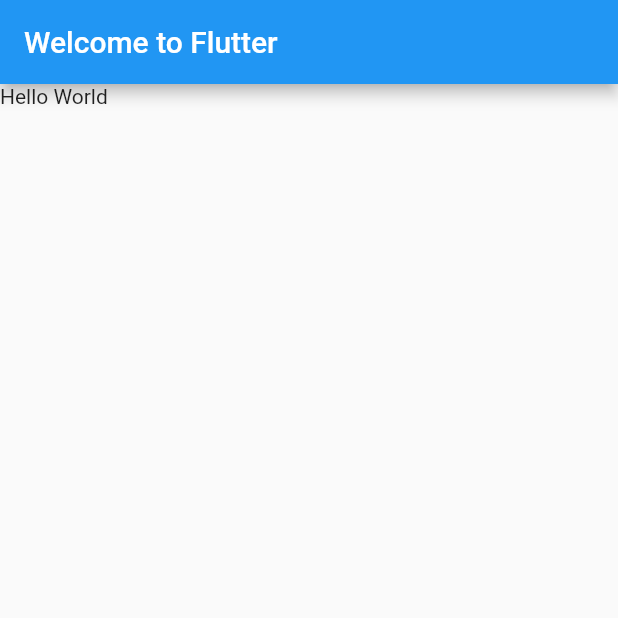
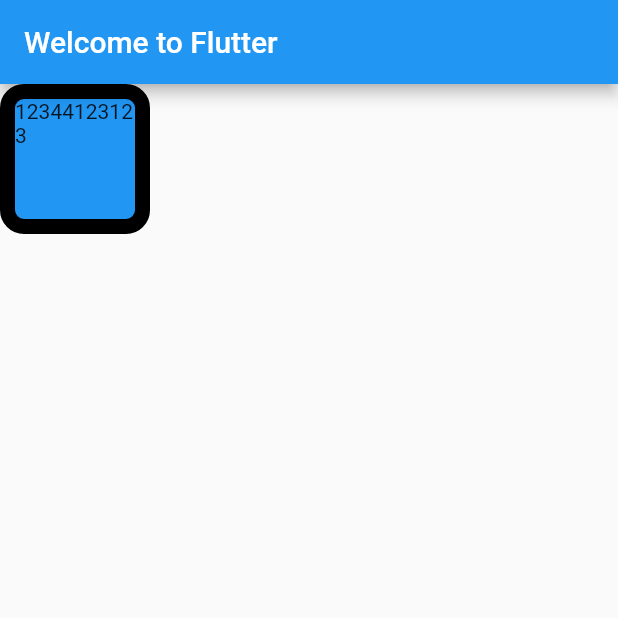
Before and after one commit to cnatom/FlutterUIExample, a Flutter app: the screen it shows after launch, on a phone screen of 412 x 824 dp, the top half of it. Run offline on Flutter 3.47's test engine with Material 2 defaults, Android fonts, the phone set to English and light mode, and no system bars.

Commit message:
✨feature(main):黑边容器

```diff
--- a/lib/main.dart
+++ b/lib/main.dart
@@ -23,7 +23,23 @@
           title: Text("Welcome to Flutter"),
         ),
         // body：App的主体部分
-        body: Text('Hello World'),
+        body: Column(
+          children: [
+            Container(
+              height: 100,
+              width: 100,
+              decoration: BoxDecoration(
+                color: Colors.blue,
+                borderRadius:BorderRadius.circular(16),
+                border:Border.all(
+                  color: Colors.black,
+                  width: 10
+                )
+              ),
+              child: Text("12344123123"),
+            )
+          ],
+        ),
       ),
     );
   }
```
